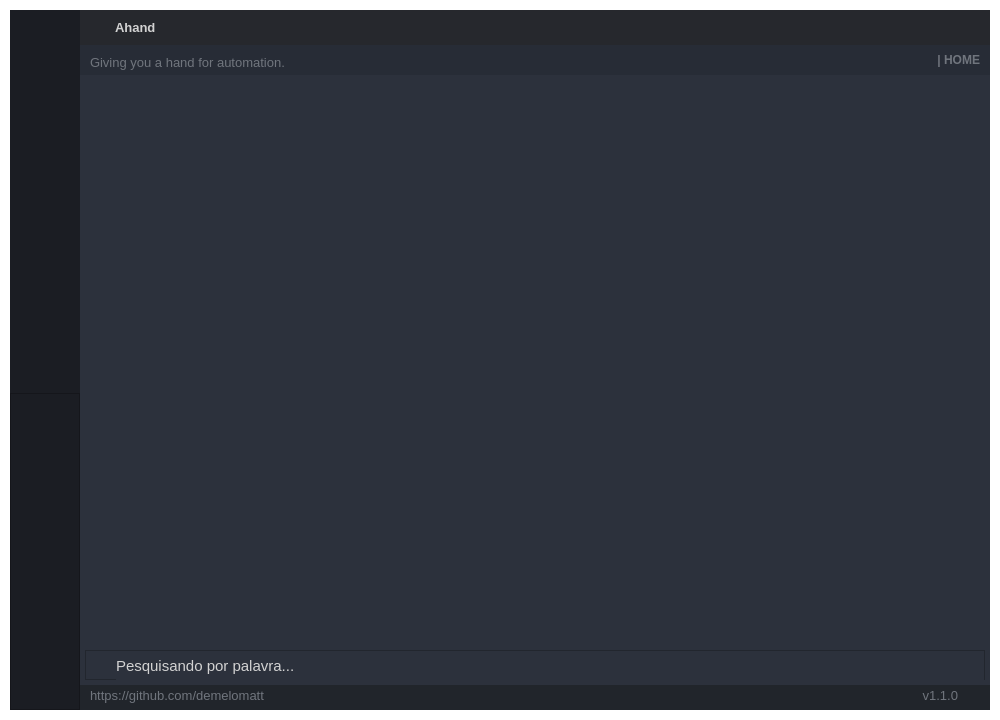
Qt form GUI_BASE.ui (demelomatt/Ahand) before a commit.
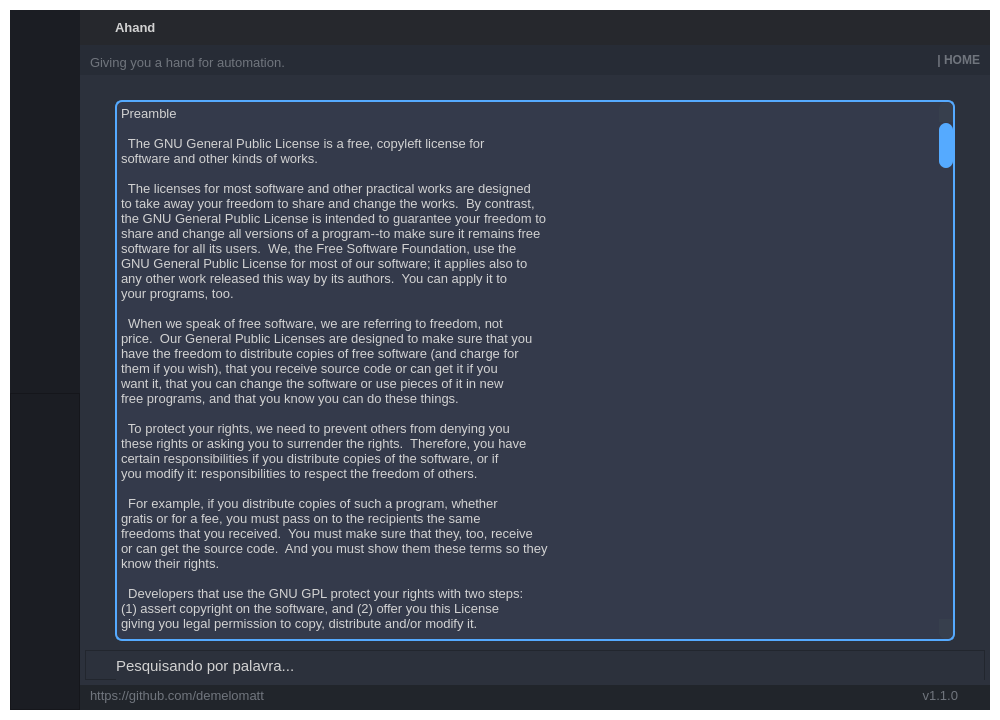
The same form after that commit. The open tabs and pages were chosen to show the change. Icons and pictures are not drawn.

Diff of the .ui file:
```diff
--- a/GUI_BASE.ui
+++ b/GUI_BASE.ui
@@ -5325,8 +5325,764 @@
                     </item>
                    </layout>
                   </widget>
-                  <widget class="QWidget" name="page_credits"/>
-                  <widget class="QWidget" name="page_help"/>
+                  <widget class="QWidget" name="page_credits">
+                   <layout class="QHBoxLayout" name="horizontalLayout_12">
+                    <property name="leftMargin">
+                     <number>30</number>
+                    </property>
+                    <property name="topMargin">
+                     <number>20</number>
+                    </property>
+                    <property name="rightMargin">
+                     <number>30</number>
+                    </property>
+                    <item>
+                     <widget class="QPlainTextEdit" name="plainTextEdit_credits">
+                      <property name="font">
+                       <font>
+                        <family>Segoe UI</family>
+                        <pointsize>10</pointsize>
+                       </font>
+                      </property>
+                      <property name="styleSheet">
+                       <string notr="true">QPlainTextEdit{
+	background-color:#343A4B;
+	border-radius: 7px;
+	border: 2px solid rgb(85, 170, 255);
+}
+</string>
+                      </property>
+                      <property name="readOnly">
+                       <bool>true</bool>
+                      </property>
+                      <property name="plainText">
+                       <string>Ahand: Giving you a hand for automation.
+Copyright (C) 2020  Matheus Melo
+https://github.com/demelomatt
+
+This program is free software: you can redistribute it and/or modify it under the terms of the GNU General Public License as published by the Free Software Foundation, either version 3 of the License, or (at your option) any later version.
+
+This program is distributed in the hope that it will be useful, but WITHOUT ANY WARRANTY; without even the implied warranty of MERCHANTABILITY or FITNESS FOR A PARTICULAR PURPOSE. See the GNU General Public License for more details.
+
+&lt;https://www.gnu.org/licenses/&gt;.
+
+User interface created with QT Creator.
+&lt;https://www.qt.io/&gt;.
+Licensed under LGPLv3 conditions.
+
+QT Python binaries by Pyside.
+&lt;https://wiki.qt.io/Qt_for_Python&gt;.
+Licensed under LGPLv3 conditions.
+
+PySide Base by Wanderson Magalhaes.
+&lt;https://github.com/Wanderson-Magalhaes/Simple_PySide_Base&gt;.
+Licensed under MIT License conditions.
+
+OCR engine by Tesseract.
+&lt;https://github.com/tesseract-ocr/tesseract&gt;.
+Licensed under Apache License 2.0 conditions.
+
+Tesseract installer for Windows by UB-Mannheim.
+&lt;https://github.com/UB-Mannheim/tesseract/&gt;.
+
+Python-tesseract wrapper by pytesseract .
+&lt;https://github.com/madmaze/pytesseract&gt;.
+Licensed under Apache License 2.0 conditions.
+
+Python Imaging Library by Pillow
+&lt;https://github.com/python-pillow/Pillow&gt;.
+Licensed under the open source PIL Software License conditions.
+
+Convert PDF to a PIL Image object by pdf2image.
+&lt;https://github.com/Belval/pdf2image&gt;.
+Licensed under MIT License conditions.
+
+PDF rendering library by Poppler.
+&lt;https://poppler.freedesktop.org/&gt;.
+Licensed under GPLv3 conditions.
+
+Poppler Windows binaries by oschwartz10612.
+&lt;https://github.com/oschwartz10612/poppler-windows/releases/&gt;.
+
+Python PDF toolkit by PYPDF2.
+&lt;https://github.com/mstamy2/PyPDF2&gt;.
+Licensed under BSD License conditions.
+
+Extracts the text from a PDF page by pdfminer.six.
+&lt;https://github.com/pdfminer/pdfminer.six&gt;.
+Licensed under MIT License conditions.
+
+Sound-playing interface for Windows by winsound.
+&lt;https://docs.python.org/3/library/winsound.html&gt;.
+
+Icons by Flaticon.
+&lt;https://www.flaticon.com/&gt;.
+
+Sound Effects by Freesound.
+&lt;https://freesound.org/&gt;.
+
+Developed with python.
+&lt;https://www.python.org/&gt;.
+Licensed under PSF LICENSE conditions.</string>
+                      </property>
+                      <property name="tabStopWidth">
+                       <number>81</number>
+                      </property>
+                      <property name="cursorWidth">
+                       <number>1</number>
+                      </property>
+                      <property name="maximumBlockCount">
+                       <number>0</number>
+                      </property>
+                     </widget>
+                    </item>
+                   </layout>
+                  </widget>
+                  <widget class="QWidget" name="page_help">
+                   <layout class="QHBoxLayout" name="horizontalLayout_15">
+                    <property name="leftMargin">
+                     <number>30</number>
+                    </property>
+                    <property name="topMargin">
+                     <number>20</number>
+                    </property>
+                    <property name="rightMargin">
+                     <number>30</number>
+                    </property>
+                    <item>
+                     <widget class="QPlainTextEdit" name="plainTextEdit_help">
+                      <property name="font">
+                       <font>
+                        <family>Segoe UI</family>
+                        <pointsize>10</pointsize>
+                       </font>
+                      </property>
+                      <property name="styleSheet">
+                       <string notr="true">QPlainTextEdit{
+	background-color:#343A4B;
+	border-radius: 7px;
+	border: 2px solid rgb(85, 170, 255);
+}
+</string>
+                      </property>
+                      <property name="plainText">
+                       <string>Preamble
+
+  The GNU General Public License is a free, copyleft license for
+software and other kinds of works.
+
+  The licenses for most software and other practical works are designed
+to take away your freedom to share and change the works.  By contrast,
+the GNU General Public License is intended to guarantee your freedom to
+share and change all versions of a program--to make sure it remains free
+software for all its users.  We, the Free Software Foundation, use the
+GNU General Public License for most of our software; it applies also to
+any other work released this way by its authors.  You can apply it to
+your programs, too.
+
+  When we speak of free software, we are referring to freedom, not
+price.  Our General Public Licenses are designed to make sure that you
+have the freedom to distribute copies of free software (and charge for
+them if you wish), that you receive source code or can get it if you
+want it, that you can change the software or use pieces of it in new
+free programs, and that you know you can do these things.
+
+  To protect your rights, we need to prevent others from denying you
+these rights or asking you to surrender the rights.  Therefore, you have
+certain responsibilities if you distribute copies of the software, or if
+you modify it: responsibilities to respect the freedom of others.
+
+  For example, if you distribute copies of such a program, whether
+gratis or for a fee, you must pass on to the recipients the same
+freedoms that you received.  You must make sure that they, too, receive
+or can get the source code.  And you must show them these terms so they
+know their rights.
+
+  Developers that use the GNU GPL protect your rights with two steps:
+(1) assert copyright on the software, and (2) offer you this License
+giving you legal permission to copy, distribute and/or modify it.
+
+  For the developers' and authors' protection, the GPL clearly explains
+that there is no warranty for this free software.  For both users' and
+authors' sake, the GPL requires that modified versions be marked as
+changed, so that their problems will not be attributed erroneously to
+authors of previous versions.
+
+  Some devices are designed to deny users access to install or run
+modified versions of the software inside them, although the manufacturer
+can do so.  This is fundamentally incompatible with the aim of
+protecting users' freedom to change the software.  The systematic
+pattern of such abuse occurs in the area of products for individuals to
+use, which is precisely where it is most unacceptable.  Therefore, we
+have designed this version of the GPL to prohibit the practice for those
+products.  If such problems arise substantially in other domains, we
+stand ready to extend this provision to those domains in future versions
+of the GPL, as needed to protect the freedom of users.
+
+  Finally, every program is threatened constantly by software patents.
+States should not allow patents to restrict development and use of
+software on general-purpose computers, but in those that do, we wish to
+avoid the special danger that patents applied to a free program could
+make it effectively proprietary.  To prevent this, the GPL assures that
+patents cannot be used to render the program non-free.
+
+  The precise terms and conditions for copying, distribution and
+modification follow.
+
+                       TERMS AND CONDITIONS
+
+  0. Definitions.
+
+  &quot;This License&quot; refers to version 3 of the GNU General Public License.
+
+  &quot;Copyright&quot; also means copyright-like laws that apply to other kinds of
+works, such as semiconductor masks.
+
+  &quot;The Program&quot; refers to any copyrightable work licensed under this
+License.  Each licensee is addressed as &quot;you&quot;.  &quot;Licensees&quot; and
+&quot;recipients&quot; may be individuals or organizations.
+
+  To &quot;modify&quot; a work means to copy from or adapt all or part of the work
+in a fashion requiring copyright permission, other than the making of an
+exact copy.  The resulting work is called a &quot;modified version&quot; of the
+earlier work or a work &quot;based on&quot; the earlier work.
+
+  A &quot;covered work&quot; means either the unmodified Program or a work based
+on the Program.
+
+  To &quot;propagate&quot; a work means to do anything with it that, without
+permission, would make you directly or secondarily liable for
+infringement under applicable copyright law, except executing it on a
+computer or modifying a private copy.  Propagation includes copying,
+distribution (with or without modification), making available to the
+public, and in some countries other activities as well.
+
+  To &quot;convey&quot; a work means any kind of propagation that enables other
+parties to make or receive copies.  Mere interaction with a user through
+a computer network, with no transfer of a copy, is not conveying.
+
+  An interactive user interface displays &quot;Appropriate Legal Notices&quot;
+to the extent that it includes a convenient and prominently visible
+feature that (1) displays an appropriate copyright notice, and (2)
+tells the user that there is no warranty for the work (except to the
+extent that warranties are provided), that licensees may convey the
+work under this License, and how to view a copy of this License.  If
+the interface presents a list of user commands or options, such as a
+menu, a prominent item in the list meets this criterion.
+
+  1. Source Code.
+
+  The &quot;source code&quot; for a work means the preferred form of the work
+for making modifications to it.  &quot;Object code&quot; means any non-source
+form of a work.
+
+  A &quot;Standard Interface&quot; means an interface that either is an official
+standard defined by a recognized standards body, or, in the case of
+interfaces specified for a particular programming language, one that
+is widely used among developers working in that language.
+
+  The &quot;System Libraries&quot; of an executable work include anything, other
+than the work as a whole, that (a) is included in the normal form of
+packaging a Major Component, but which is not part of that Major
+Component, and (b) serves only to enable use of the work with that
+Major Component, or to implement a Standard Interface for which an
+implementation is available to the public in source code form.  A
+&quot;Major Component&quot;, in this context, means a major essential component
+(kernel, window system, and so on) of the specific operating system
+(if any) on which the executable work runs, or a compiler used to
+produce the work, or an object code interpreter used to run it.
+
+  The &quot;Corresponding Source&quot; for a work in object code form means all
+the source code needed to generate, install, and (for an executable
+work) run the object code and to modify the work, including scripts to
+control those activities.  However, it does not include the work's
+System Libraries, or general-purpose tools or generally available free
+programs which are used unmodified in performing those activities but
+which are not part of the work.  For example, Corresponding Source
+includes interface definition files associated with source files for
+the work, and the source code for shared libraries and dynamically
+linked subprograms that the work is specifically designed to require,
+such as by intimate data communication or control flow between those
+subprograms and other parts of the work.
+
+  The Corresponding Source need not include anything that users
+can regenerate automatically from other parts of the Corresponding
+Source.
+
+  The Corresponding Source for a work in source code form is that
+same work.
+
+  2. Basic Permissions.
+
+  All rights granted under this License are granted for the term of
+copyright on the Program, and are irrevocable provided the stated
+conditions are met.  This License explicitly affirms your unlimited
+permission to run the unmodified Program.  The output from running a
+covered work is covered by this License only if the output, given its
+content, constitutes a covered work.  This License acknowledges your
+rights of fair use or other equivalent, as provided by copyright law.
+
+  You may make, run and propagate covered works that you do not
+convey, without conditions so long as your license otherwise remains
+in force.  You may convey covered works to others for the sole purpose
+of having them make modifications exclusively for you, or provide you
+with facilities for running those works, provided that you comply with
+the terms of this License in conveying all material for which you do
+not control copyright.  Those thus making or running the covered works
+for you must do so exclusively on your behalf, under your direction
+and control, on terms that prohibit them from making any copies of
+your copyrighted material outside their relationship with you.
+
+  Conveying under any other circumstances is permitted solely under
+the conditions stated below.  Sublicensing is not allowed; section 10
+makes it unnecessary.
+
+  3. Protecting Users' Legal Rights From Anti-Circumvention Law.
+
+  No covered work shall be deemed part of an effective technological
+measure under any applicable law fulfilling obligations under article
+11 of the WIPO copyright treaty adopted on 20 December 1996, or
+similar laws prohibiting or restricting circumvention of such
+measures.
+
+  When you convey a covered work, you waive any legal power to forbid
+circumvention of technological measures to the extent such circumvention
+is effected by exercising rights under this License with respect to
+the covered work, and you disclaim any intention to limit operation or
+modification of the work as a means of enforcing, against the work's
+users, your or third parties' legal rights to forbid circumvention of
+technological measures.
+
+  4. Conveying Verbatim Copies.
+
+  You may convey verbatim copies of the Program's source code as you
+receive it, in any medium, provided that you conspicuously and
+appropriately publish on each copy an appropriate copyright notice;
+keep intact all notices stating that this License and any
+non-permissive terms added in accord with section 7 apply to the code;
+keep intact all notices of the absence of any warranty; and give all
+recipients a copy of this License along with the Program.
+
+  You may charge any price or no price for each copy that you convey,
+and you may offer support or warranty protection for a fee.
+
+  5. Conveying Modified Source Versions.
+
+  You may convey a work based on the Program, or the modifications to
+produce it from the Program, in the form of source code under the
+terms of section 4, provided that you also meet all of these conditions:
+
+    a) The work must carry prominent notices stating that you modified
+    it, and giving a relevant date.
+
+    b) The work must carry prominent notices stating that it is
+    released under this License and any conditions added under section
+    7.  This requirement modifies the requirement in section 4 to
+    &quot;keep intact all notices&quot;.
+
+    c) You must license the entire work, as a whole, under this
+    License to anyone who comes into possession of a copy.  This
+    License will therefore apply, along with any applicable section 7
+    additional terms, to the whole of the work, and all its parts,
+    regardless of how they are packaged.  This License gives no
+    permission to license the work in any other way, but it does not
+    invalidate such permission if you have separately received it.
+
+    d) If the work has interactive user interfaces, each must display
+    Appropriate Legal Notices; however, if the Program has interactive
+    interfaces that do not display Appropriate Legal Notices, your
+    work need not make them do so.
+
+  A compilation of a covered work with other separate and independent
+works, which are not by their nature extensions of the covered work,
+and which are not combined with it such as to form a larger program,
+in or on a volume of a storage or distribution medium, is called an
+&quot;aggregate&quot; if the compilation and its resulting copyright are not
+used to limit the access or legal rights of the compilation's users
+beyond what the individual works permit.  Inclusion of a covered work
+in an aggregate does not cause this License to apply to the other
+parts of the aggregate.
+
+  6. Conveying Non-Source Forms.
+
+  You may convey a covered work in object code form under the terms
+of sections 4 and 5, provided that you also convey the
+machine-readable Corresponding Source under the terms of this License,
+in one of these ways:
+
+    a) Convey the object code in, or embodied in, a physical product
+    (including a physical distribution medium), accompanied by the
+    Corresponding Source fixed on a durable physical medium
+    customarily used for software interchange.
+
+    b) Convey the object code in, or embodied in, a physical product
+    (including a physical distribution medium), accompanied by a
+    written offer, valid for at least three years and valid for as
+    long as you offer spare parts or customer support for that product
+    model, to give anyone who possesses the object code either (1) a
+    copy of the Corresponding Source for all the software in the
+    product that is covered by this License, on a durable physical
+    medium customarily used for software interchange, for a price no
+    more than your reasonable cost of physically performing this
+    conveying of source, or (2) access to copy the
+    Corresponding Source from a network server at no charge.
+
+    c) Convey individual copies of the object code with a copy of the
+    written offer to provide the Corresponding Source.  This
+    alternative is allowed only occasionally and noncommercially, and
+    only if you received the object code with such an offer, in accord
+    with subsection 6b.
+
+    d) Convey the object code by offering access from a designated
+    place (gratis or for a charge), and offer equivalent access to the
+    Corresponding Source in the same way through the same place at no
+    further charge.  You need not require recipients to copy the
+    Corresponding Source along with the object code.  If the place to
+    copy the object code is a network server, the Corresponding Source
+    may be on a different server (operated by you or a third party)
+    that supports equivalent copying facilities, provided you maintain
+    clear directions next to the object code saying where to find the
+    Corresponding Source.  Regardless of what server hosts the
+    Corresponding Source, you remain obligated to ensure that it is
+    available for as long as needed to satisfy these requirements.
+
+    e) Convey the object code using peer-to-peer transmission, provided
+    you inform other peers where the object code and Corresponding
+    Source of the work are being offered to the general public at no
+    charge under subsection 6d.
+
+  A separable portion of the object code, whose source code is excluded
+from the Corresponding Source as a System Library, need not be
+included in conveying the object code work.
+
+  A &quot;User Product&quot; is either (1) a &quot;consumer product&quot;, which means any
+tangible personal property which is normally used for personal, family,
+or household purposes, or (2) anything designed or sold for incorporation
+into a dwelling.  In determining whether a product is a consumer product,
+doubtful cases shall be resolved in favor of coverage.  For a particular
+product received by a particular user, &quot;normally used&quot; refers to a
+typical or common use of that class of product, regardless of the status
+of the particular user or of the way in which the particular user
+actually uses, or expects or is expected to use, the product.  A product
+is a consumer product regardless of whether the product has substantial
+commercial, industrial or non-consumer uses, unless such uses represent
+the only significant mode of use of the product.
+
+  &quot;Installation Information&quot; for a User Product means any methods,
+procedures, authorization keys, or other information required to install
+and execute modified versions of a covered work in that User Product from
+a modified version of its Corresponding Source.  The information must
+suffice to ensure that the continued functioning of the modified object
+code is in no case prevented or interfered with solely because
+modification has been made.
+
+  If you convey an object code work under this section in, or with, or
+specifically for use in, a User Product, and the conveying occurs as
+part of a transaction in which the right of possession and use of the
+User Product is transferred to the recipient in perpetuity or for a
+fixed term (regardless of how the transaction is characterized), the
+Corresponding Source conveyed under this section must be accompanied
+by the Installation Information.  But this requirement does not apply
+if neither you nor any third party retains the ability to install
+modified object code on the User Product (for example, the work has
+been installed in ROM).
+
+  The requirement to provide Installation Information does not include a
+requirement to continue to provide support service, warranty, or updates
+for a work that has been modified or installed by the recipient, or for
+the User Product in which it has been modified or installed.  Access to a
+network may be denied when the modification itself materially and
+adversely affects the operation of the network or violates the rules and
+protocols for communication across the network.
+
+  Corresponding Source conveyed, and Installation Information provided,
+in accord with this section must be in a format that is publicly
+documented (and with an implementation available to the public in
+source code form), and must require no special password or key for
+unpacking, reading or copying.
+
+  7. Additional Terms.
+
+  &quot;Additional permissions&quot; are terms that supplement the terms of this
+License by making exceptions from one or more of its conditions.
+Additional permissions that are applicable to the entire Program shall
+be treated as though they were included in this License, to the extent
+that they are valid under applicable law.  If additional permissions
+apply only to part of the Program, that part may be used separately
+under those permissions, but the entire Program remains governed by
+this License without regard to the additional permissions.
+
+  When you convey a copy of a covered work, you may at your option
+remove any additional permissions from that copy, or from any part of
+it.  (Additional permissions may be written to require their own
+removal in certain cases when you modify the work.)  You may place
+additional permissions on material, added by you to a covered work,
+for which you have or can give appropriate copyright permission.
+
+  Notwithstanding any other provision of this License, for material you
+add to a covered work, you may (if authorized by the copyright holders of
+that material) supplement the terms of this License with terms:
+
+    a) Disclaiming warranty or limiting liability differently from the
+    terms of sections 15 and 16 of this License; or
+
+    b) Requiring preservation of specified reasonable legal notices or
+    author attributions in that material or in the Appropriate Legal
+    Notices displayed by works containing it; or
+
+    c) Prohibiting misrepresentation of the origin of that material, or
+    requiring that modified versions of such material be marked in
+    reasonable ways as different from the original version; or
+
+    d) Limiting the use for publicity purposes of names of licensors or
+    authors of the material; or
+
+    e) Declining to grant rights under trademark law for use of some
+    trade names, trademarks, or service marks; or
+
+    f) Requiring indemnification of licensors and authors of that
+    material by anyone who conveys the material (or modified versions of
+    it) with contractual assumptions of liability to the recipient, for
+    any liability that these contractual assumptions directly impose on
+    those licensors and authors.
+
+  All other non-permissive additional terms are considered &quot;further
+restrictions&quot; within the meaning of section 10.  If the Program as you
+received it, or any part of it, contains a notice stating that it is
+governed by this License along with a term that is a further
+restriction, you may remove that term.  If a license document contains
+a further restriction but permits relicensing or conveying under this
+License, you may add to a covered work material governed by the terms
+of that license document, provided that the further restriction does
+not survive such relicensing or conveying.
+
+  If you add terms to a covered work in accord with this section, you
+must place, in the relevant source files, a statement of the
+additional terms that apply to those files, or a notice indicating
+where to find the applicable terms.
+
+  Additional terms, permissive or non-permissive, may be stated in the
+form of a separately written license, or stated as exceptions;
+the above requirements apply either way.
+
+  8. Termination.
+
+  You may not propagate or modify a covered work except as expressly
+provided under this License.  Any attempt otherwise to propagate or
+modify it is void, and will automatically terminate your rights under
+this License (including any patent licenses granted under the third
+paragraph of section 11).
+
+  However, if you cease all violation of this License, then your
+license from a particular copyright holder is reinstated (a)
+provisionally, unless and until the copyright holder explicitly and
+finally terminates your license, and (b) permanently, if the copyright
+holder fails to notify you of the violation by some reasonable means
+prior to 60 days after the cessation.
+
+  Moreover, your license from a particular copyright holder is
+reinstated permanently if the copyright holder notifies you of the
+violation by some reasonable means, this is the first time you have
+received notice of violation of this License (for any work) from that
+copyright holder, and you cure the violation prior to 30 days after
+your receipt of the notice.
+
+  Termination of your rights under this section does not terminate the
+licenses of parties who have received copies or rights from you under
+this License.  If your rights have been terminated and not permanently
+reinstated, you do not qualify to receive new licenses for the same
+material under section 10.
+
+  9. Acceptance Not Required for Having Copies.
+
+  You are not required to accept this License in order to receive or
+run a copy of the Program.  Ancillary propagation of a covered work
+occurring solely as a consequence of using peer-to-peer transmission
+to receive a copy likewise does not require acceptance.  However,
+nothing other than this License grants you permission to propagate or
+modify any covered work.  These actions infringe copyright if you do
+not accept this License.  Therefore, by modifying or propagating a
+covered work, you indicate your acceptance of this License to do so.
+
+  10. Automatic Licensing of Downstream Recipients.
+
+  Each time you convey a covered work, the recipient automatically
+receives a license from the original licensors, to run, modify and
+propagate that work, subject to this License.  You are not responsible
+for enforcing compliance by third parties with this License.
+
+  An &quot;entity transaction&quot; is a transaction transferring control of an
+organization, or substantially all assets of one, or subdividing an
+organization, or merging organizations.  If propagation of a covered
+work results from an entity transaction, each party to that
+transaction who receives a copy of the work also receives whatever
+licenses to the work the party's predecessor in interest had or could
+give under the previous paragraph, plus a right to possession of the
+Corresponding Source of the work from the predecessor in interest, if
+the predecessor has it or can get it with reasonable efforts.
+
+  You may not impose any further restrictions on the exercise of the
+rights granted or affirmed under this License.  For example, you may
+not impose a license fee, royalty, or other charge for exercise of
+rights granted under this License, and you may not initiate litigation
+(including a cross-claim or counterclaim in a lawsuit) alleging that
+any patent claim is infringed by making, using, selling, offering for
+sale, or importing the Program or any portion of it.
+
+  11. Patents.
+
+  A &quot;contributor&quot; is a copyright holder who authorizes use under this
+License of the Program or a work on which the Program is based.  The
+work thus licensed is called the contributor's &quot;contributor version&quot;.
+
+  A contributor's &quot;essential patent claims&quot; are all patent claims
+owned or controlled by the contributor, whether already acquired or
+hereafter acquired, that would be infringed by some manner, permitted
+by this License, of making, using, or selling its contributor version,
+but do not include claims that would be infringed only as a
+consequence of further modification of the contributor version.  For
+purposes of this definition, &quot;control&quot; includes the right to grant
+patent sublicenses in a manner consistent with the requirements of
+this License.
+
+  Each contributor grants you a non-exclusive, worldwide, royalty-free
+patent license under the contributor's essential patent claims, to
+make, use, sell, offer for sale, import and otherwise run, modify and
+propagate the contents of its contributor version.
+
+  In the following three paragraphs, a &quot;patent license&quot; is any express
+agreement or commitment, however denominated, not to enforce a patent
+(such as an express permission to practice a patent or covenant not to
+sue for patent infringement).  To &quot;grant&quot; such a patent license to a
+party means to make such an agreement or commitment not to enforce a
+patent against the party.
+
+  If you convey a covered work, knowingly relying on a patent license,
+and the Corresponding Source of the work is not available for anyone
+to copy, free of charge and under the terms of this License, through a
+publicly available network server or other readily accessible means,
+then you must either (1) cause the Corresponding Source to be so
+available, or (2) arrange to deprive yourself of the benefit of the
+patent license for this particular work, or (3) arrange, in a manner
+consistent with the requirements of this License, to extend the patent
+license to downstream recipients.  &quot;Knowingly relying&quot; means you have
+actual knowledge that, but for the patent license, your conveying the
+covered work in a country, or your recipient's use of the covered work
+in a country, would infringe one or more identifiable patents in that
+country that you have reason to believe are valid.
+
+  If, pursuant to or in connection with a single transaction or
+arrangement, you convey, or propagate by procuring conveyance of, a
+covered work, and grant a patent license to some of the parties
+receiving the covered work authorizing them to use, propagate, modify
+or convey a specific copy of the covered work, then the patent license
+you grant is automatically extended to all recipients of the covered
+work and works based on it.
+
+  A patent license is &quot;discriminatory&quot; if it does not include within
+the scope of its coverage, prohibits the exercise of, or is
+conditioned on the non-exercise of one or more of the rights that are
+specifically granted under this License.  You may not convey a covered
+work if you are a party to an arrangement with a third party that is
+in the business of distributing software, under which you make payment
+to the third party based on the extent of your activity of conveying
+the work, and under which the third party grants, to any of the
+parties who would receive the covered work from you, a discriminatory
+patent license (a) in connection with copies of the covered work
+conveyed by you (or copies made from those copies), or (b) primarily
+for and in connection with specific products or compilations that
+contain the covered work, unless you entered into that arrangement,
+or that patent license was granted, prior to 28 March 2007.
+
+  Nothing in this License shall be construed as excluding or limiting
+any implied license or other defenses to infringement that may
+otherwise be available to you under applicable patent law.
+
+  12. No Surrender of Others' Freedom.
+
+  If conditions are imposed on you (whether by court order, agreement or
+otherwise) that contradict the conditions of this License, they do not
+excuse you from the conditions of this License.  If you cannot convey a
+covered work so as to satisfy simultaneously your obligations under this
+License and any other pertinent obligations, then as a consequence you may
+not convey it at all.  For example, if you agree to terms that obligate you
+to collect a royalty for further conveying from those to whom you convey
+the Program, the only way you could satisfy both those terms and this
+License would be to refrain entirely from conveying the Program.
+
+  13. Use with the GNU Affero General Public License.
+
+  Notwithstanding any other provision of this License, you have
+permission to link or combine any covered work with a work licensed
+under version 3 of the GNU Affero General Public License into a single
+combined work, and to convey the resulting work.  The terms of this
+License will continue to apply to the part which is the covered work,
+but the special requirements of the GNU Affero General Public License,
+section 13, concerning interaction through a network will apply to the
+combination as such.
+
+  14. Revised Versions of this License.
+
+  The Free Software Foundation may publish revised and/or new versions of
+the GNU General Public License from time to time.  Such new versions will
+be similar in spirit to the present version, but may differ in detail to
+address new problems or concerns.
+
+  Each version is given a distinguishing version number.  If the
+Program specifies that a certain numbered version of the GNU General
+Public License &quot;or any later version&quot; applies to it, you have the
+option of following the terms and conditions either of that numbered
+version or of any later version published by the Free Software
+Foundation.  If the Program does not specify a version number of the
+GNU General Public License, you may choose any version ever published
+by the Free Software Foundation.
+
+  If the Program specifies that a proxy can decide which future
+versions of the GNU General Public License can be used, that proxy's
+public statement of acceptance of a version permanently authorizes you
+to choose that version for the Program.
+
+  Later license versions may give you additional or different
+permissions.  However, no additional obligations are imposed on any
+author or copyright holder as a result of your choosing to follow a
+later version.
+
+  15. Disclaimer of Warranty.
+
+  THERE IS NO WARRANTY FOR THE PROGRAM, TO THE EXTENT PERMITTED BY
+APPLICABLE LAW.  EXCEPT WHEN OTHERWISE STATED IN WRITING THE COPYRIGHT
+HOLDERS AND/OR OTHER PARTIES PROVIDE THE PROGRAM &quot;AS IS&quot; WITHOUT WARRANTY
+OF ANY KIND, EITHER EXPRESSED OR IMPLIED, INCLUDING, BUT NOT LIMITED TO,
+THE IMPLIED WARRANTIES OF MERCHANTABILITY AND FITNESS FOR A PARTICULAR
+PURPOSE.  THE ENTIRE RISK AS TO THE QUALITY AND PERFORMANCE OF THE PROGRAM
+IS WITH YOU.  SHOULD THE PROGRAM PROVE DEFECTIVE, YOU ASSUME THE COST OF
+ALL NECESSARY SERVICING, REPAIR OR CORRECTION.
+
+  16. Limitation of Liability.
+
+  IN NO EVENT UNLESS REQUIRED BY APPLICABLE LAW OR AGREED TO IN WRITING
+WILL ANY COPYRIGHT HOLDER, OR ANY OTHER PARTY WHO MODIFIES AND/OR CONVEYS
+THE PROGRAM AS PERMITTED ABOVE, BE LIABLE TO YOU FOR DAMAGES, INCLUDING ANY
+GENERAL, SPECIAL, INCIDENTAL OR CONSEQUENTIAL DAMAGES ARISING OUT OF THE
+USE OR INABILITY TO USE THE PROGRAM (INCLUDING BUT NOT LIMITED TO LOSS OF
+DATA OR DATA BEING RENDERED INACCURATE OR LOSSES SUSTAINED BY YOU OR THIRD
+PARTIES OR A FAILURE OF THE PROGRAM TO OPERATE WITH ANY OTHER PROGRAMS),
+EVEN IF SUCH HOLDER OR OTHER PARTY HAS BEEN ADVISED OF THE POSSIBILITY OF
+SUCH DAMAGES.
+
+  17. Interpretation of Sections 15 and 16.
+
+  If the disclaimer of warranty and limitation of liability provided
+above cannot be given local legal effect according to their terms,
+reviewing courts shall apply local law that most closely approximates
+an absolute waiver of all civil liability in connection with the
+Program, unless a warranty or assumption of liability accompanies a
+copy of the Program in return for a fee.</string>
+                      </property>
+                     </widget>
+                    </item>
+                   </layout>
+                  </widget>
                  </widget>
                 </item>
                 <item alignment="Qt::AlignTop">
```
Left out of the diff: 325 changed lines with no effect on the pictures.
